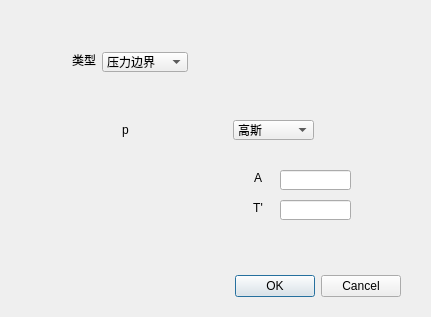
Above: addboundaco.ui from onism/GTea before the change. Below: the same form after it.
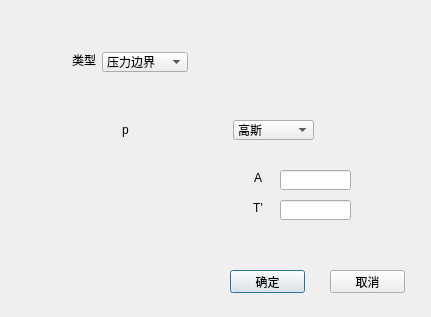
That is the form after the change. Icons and pictures are not drawn.

```diff
--- a/addboundaco.ui
+++ b/addboundaco.ui
@@ -13,22 +13,6 @@
   <property name="windowTitle">
    <string>bounding</string>
   </property>
-  <widget class="QDialogButtonBox" name="buttonBox">
-   <property name="geometry">
-    <rect>
-     <x>60</x>
-     <y>270</y>
-     <width>341</width>
-     <height>32</height>
-    </rect>
-   </property>
-   <property name="orientation">
-    <enum>Qt::Horizontal</enum>
-   </property>
-   <property name="standardButtons">
-    <set>QDialogButtonBox::Cancel|QDialogButtonBox::Ok</set>
-   </property>
-  </widget>
   <widget class="QStackedWidget" name="stackedWidget">
    <property name="geometry">
     <rect>
@@ -374,11 +358,32 @@
      <string>透射边界</string>
     </property>
    </item>
-   <item>
-    <property name="text">
-     <string>耦合边界</string>
-    </property>
-   </item>
+  </widget>
+  <widget class="QPushButton" name="pushButton">
+   <property name="geometry">
+    <rect>
+     <x>230</x>
+     <y>270</y>
+     <width>75</width>
+     <height>23</height>
+    </rect>
+   </property>
+   <property name="text">
+    <string>确定</string>
+   </property>
+  </widget>
+  <widget class="QPushButton" name="pushButton_2">
+   <property name="geometry">
+    <rect>
+     <x>330</x>
+     <y>270</y>
+     <width>75</width>
+     <height>23</height>
+    </rect>
+   </property>
+   <property name="text">
+    <string>取消</string>
+   </property>
   </widget>
   <zorder>label</zorder>
   <zorder>comboBox</zorder>
```
Left out of the diff: 35 changed lines with no effect on the pictures.
